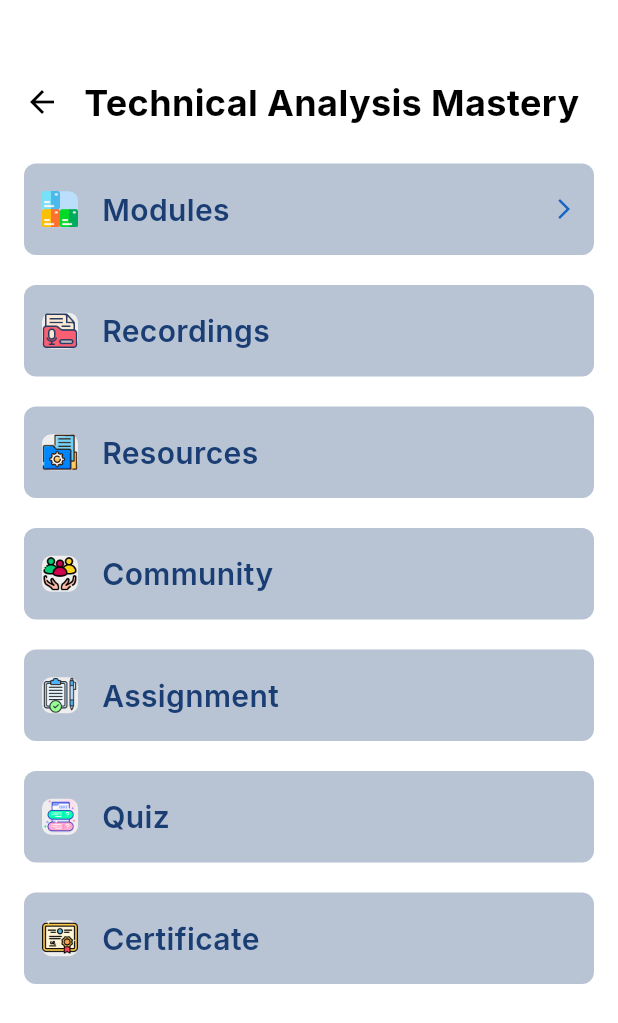
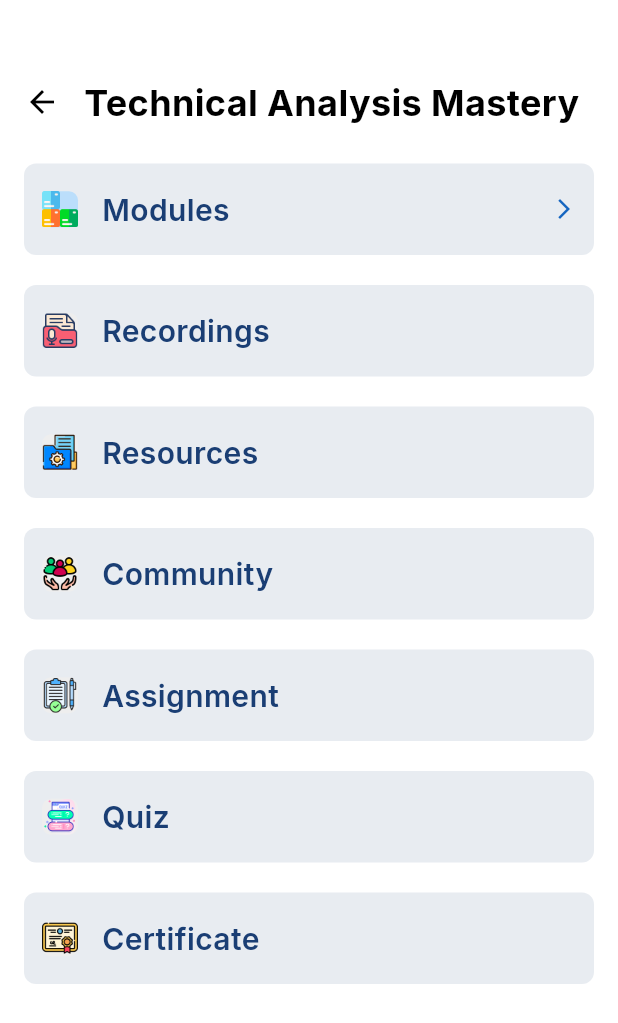
Before and after one commit to Sristy72/legendary-trading-academy, a Flutter app: the screen it shows after launch, on a phone screen of 412 x 824 dp. Shown: the top 1023 px of the screen. Run offline on Flutter 3.47's test engine with Material 3 defaults, Android fonts, the light colour scheme and no system bars; our stand-ins replace get, google_fonts, image_picker; missing offline and left inert: flutx_core.

Commit message:
add payment and course module with couse module details

```diff
--- a/lib/features/course_content/presentation/module_details_screen.dart
+++ b/lib/features/course_content/presentation/module_details_screen.dart
@@ -1,8 +1,7 @@
 import 'package:flutter/material.dart';
 import 'package:get/get.dart';
-
+import '../controllers/module_details_controller.dart';
 import '../widgets/module_details_card_widget.dart';
-import 'controllers/module_details_controller.dart';
 
 class ModulesDetailsScreen extends StatelessWidget {
   const ModulesDetailsScreen({super.key});
--- a/lib/features/course_content/presentation/module_screen.dart
+++ b/lib/features/course_content/presentation/module_screen.dart
@@ -1,4 +1,5 @@
 import 'package:flutter/material.dart';
+import 'package:flutter_ladydenily/features/course_content/presentation/module_details_screen.dart';
 import 'package:get/get.dart';
 import '../state/module_state.dart';
 import '../widgets/items_widgets.dart';
@@ -41,7 +42,10 @@ class ModuleScreen extends StatelessWidget {
                     title: 'Modules',
                     ImagePath: "assets/images/periodic-table_2183917.png",
                     isSelected: controller.selectedIndex.value == 0,
-                    onTap: () => controller.selectItem(0),
+                    onTap: (){
+                      controller.selectItem(0);
+                      Get.to(() => const ModulesDetailsScreen());
+                    },
                   ),
                   const SizedBox(height: 12,),
                   ItemWidget(
--- a/lib/features/course_content/state/module_bindings.dart
+++ b/lib/features/course_content/state/module_bindings.dart
@@ -1,6 +1,5 @@
 import 'package:get/get.dart';
-
-import '../presentation/controllers/module_details_controller.dart';
+import '../controllers/module_details_controller.dart';
 
 class ModulesBinding extends Bindings {
   @override
--- a/lib/features/course_content/widgets/items_widgets.dart
+++ b/lib/features/course_content/widgets/items_widgets.dart
@@ -24,7 +24,7 @@ class ItemWidget extends StatelessWidget {
         padding: const EdgeInsets.symmetric(vertical: 16, horizontal: 12),
         margin: const EdgeInsets.only(bottom: 8),
         decoration: BoxDecoration(
-          color: Color(0XFFB8C3D4),//isSelected ? Colors.blue[50] : Color(0XFFB8C3D4),,
+          color: Color(0XFFE8ECF1),//isSelected ? Colors.blue[50] : Color(0XFFB8C3D4),,
           borderRadius: BorderRadius.circular(8),
           // border: isSelected
           //     ? Border.all(color: Colors.blue, width: 1)
--- a/lib/features/course_content/widgets/module_details_card_widget.dart
+++ b/lib/features/course_content/widgets/module_details_card_widget.dart
@@ -1,11 +1,11 @@
 import 'package:flutter/material.dart';
-import '../presentation/controllers/module_details_controller.dart';
+import '../controllers/module_details_controller.dart';
 
 Widget buildModuleCard(Module module, int index, ModulesDetailsController controller) {
   return Card(
     margin: const EdgeInsets.only(bottom: 16),
     elevation: 2,
-    color: Color(0XFFB8C3D4),
+    color: Color(0XFFE8ECF1),
     shape: RoundedRectangleBorder(borderRadius: BorderRadius.circular(12)),
     child: Padding(
       padding: const EdgeInsets.all(16),
--- a/lib/main.dart
+++ b/lib/main.dart
@@ -1,7 +1,7 @@
 import 'package:flutter/material.dart';
 import 'package:flutter_ladydenily/core/theme/app_theme.dart';
-import 'package:flutter_ladydenily/features/course_content/presentation/module_details_screen.dart';
 import 'package:flutter_ladydenily/features/course_content/presentation/module_screen.dart';
+import 'package:get/get_navigation/src/root/get_material_app.dart';
 
 void main() {
   runApp(const MyApp());
@@ -12,7 +12,7 @@ class MyApp extends StatelessWidget {
 
   @override
   Widget build(BuildContext context) {
-    return MaterialApp(
+    return GetMaterialApp(
       debugShowCheckedModeBanner: false,
       title: 'Flutter Demo',
       theme: AppTheme.light,
```
Also changed, not shown: lib/features/course_content/controllers/module_details_controller.dart (renamed from lib/features/course_content/presentation/controllers/module_details_controller.dart).
